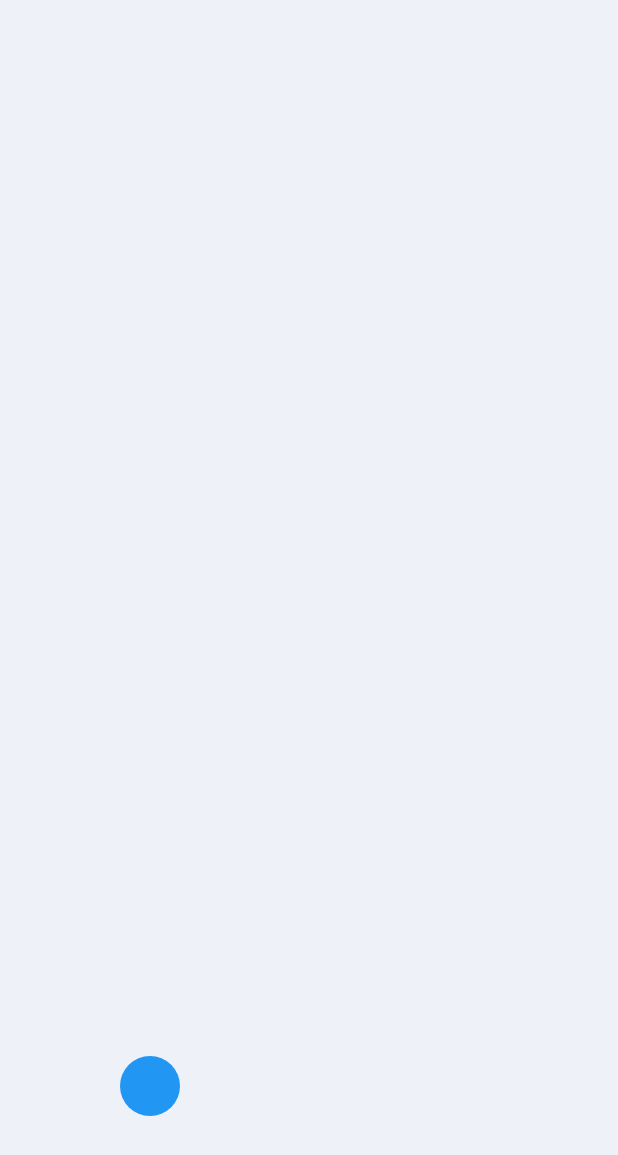
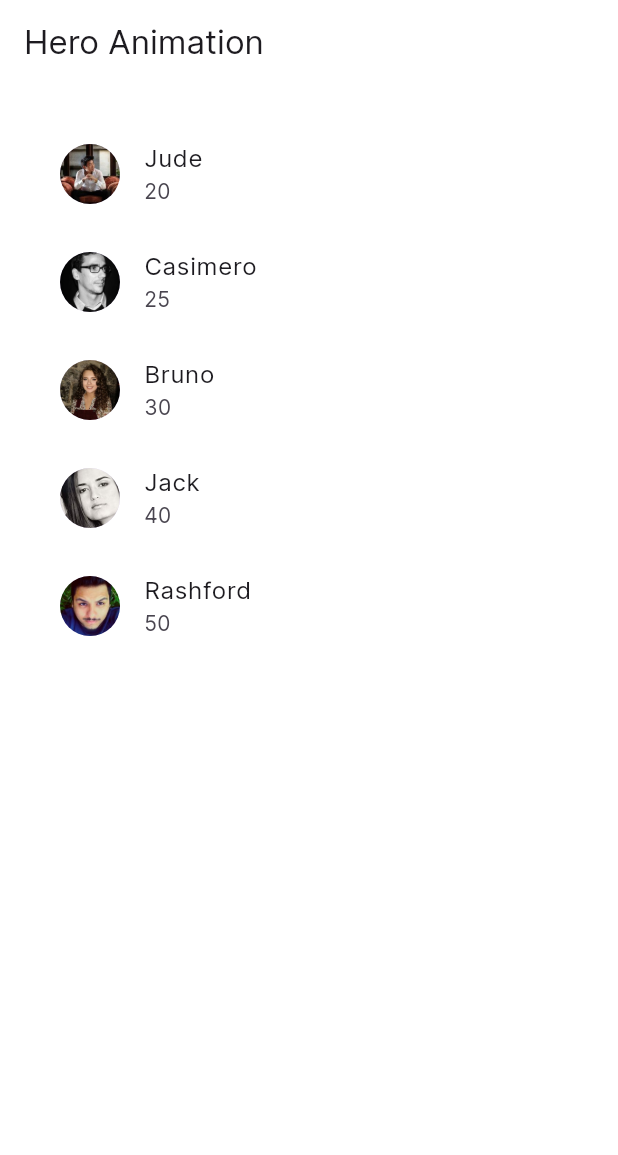
Before and after one commit to Tosin2289/Animation-flutter, a Flutter app: the screen it shows after launch, on a phone screen of 412 x 824 dp. Shown: the top 1155 px of the screen. Run offline on Flutter 3.47's test engine with Material 2 defaults, Android fonts, the phone set to English and light mode, and no system bars; our stand-ins replace flutter_svg, lottie, rive.

Commit message:
hero animation

```diff
--- /dev/null
+++ b/lib/hero/hero_animation.dart
@@ -0,0 +1,57 @@
+import 'package:flutter/material.dart';
+
+import 'images.dart';
+
+class HeroAnimation extends StatelessWidget {
+  HeroAnimation({super.key});
+  List<Profile> profiles = [
+    Profile(name: "Jude", img: img1, age: "20"),
+    Profile(name: "Casimero", img: img2, age: "25"),
+    Profile(name: "Bruno", img: img3, age: "30"),
+    Profile(name: "Jack", img: img4, age: "40"),
+    Profile(name: "Rashford", img: img5, age: "50"),
+  ];
+  @override
+  Widget build(BuildContext context) {
+    return Scaffold(
+      backgroundColor: Colors.white,
+      appBar: AppBar(
+        title: const Text("Hero Animation"),
+        backgroundColor: Colors.white,
+      ),
+      body: Padding(
+        padding: const EdgeInsets.all(24.0),
+        child: ListView.builder(
+          itemCount: profiles.length,
+          itemBuilder: (context, index) {
+            final profile = profiles[index];
+            return ListTile(
+              leading: CircleAvatar(
+                backgroundImage: AssetImage(profile.img),
+              ),
+              title: Text(profile.name),
+              subtitle: Text(profile.age),
+            );
+          },
+        ),
+      ),
+    );
+  }
+}
+
+class Profile {
+  final String name;
+  final String img;
+  final String age;
+
+  Profile({required this.name, required this.img, required this.age});
+}
+
+class SecondScreen extends StatelessWidget {
+  const SecondScreen({super.key});
+
+  @override
+  Widget build(BuildContext context) {
+    return Scaffold();
+  }
+}
--- /dev/null
+++ b/lib/hero/images.dart
@@ -0,0 +1,5 @@
+const String img1 = "assets/avaters/Avatar 1.jpg";
+const String img2 = "assets/avaters/Avatar 2.jpg";
+const String img3 = "assets/avaters/Avatar 3.jpg";
+const String img4 = "assets/avaters/Avatar 4.jpg";
+const String img5 = "assets/avaters/Avatar 5.jpg";
--- a/lib/main.dart
+++ b/lib/main.dart
@@ -1,5 +1,6 @@
 import 'package:flutter/material.dart';
 import 'custom_painter_example/bouncing_ball_animation.dart';
+import 'hero/hero_animation.dart';
 
 void main() {
   runApp(const MyApp());
@@ -28,7 +29,7 @@ class MyApp extends StatelessWidget {
             errorBorder: defaultInputBorder,
           ),
         ),
-        home: const BouncingBallAnimation());
+        home: HeroAnimation());
   }
 }
 
```
